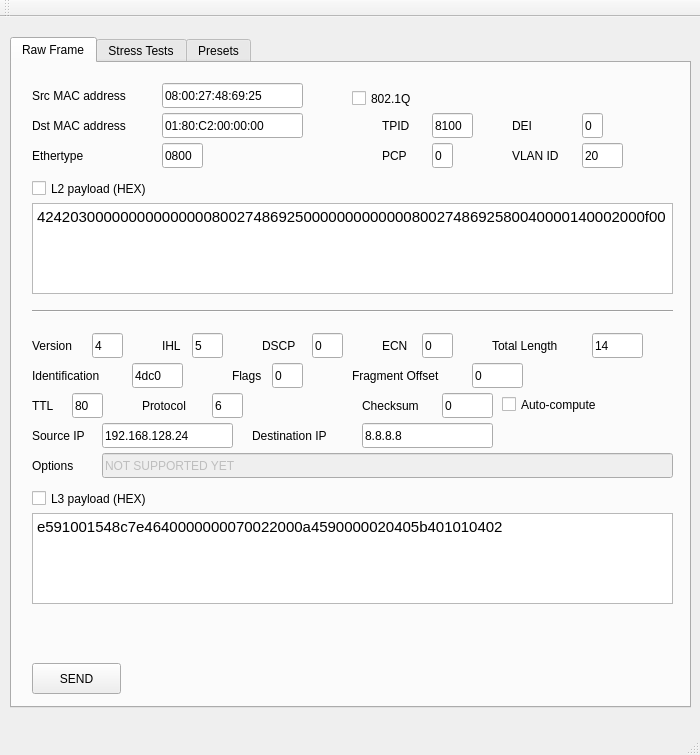
Old version of the form mainwindow.ui in the repository DPinato/Emulient.
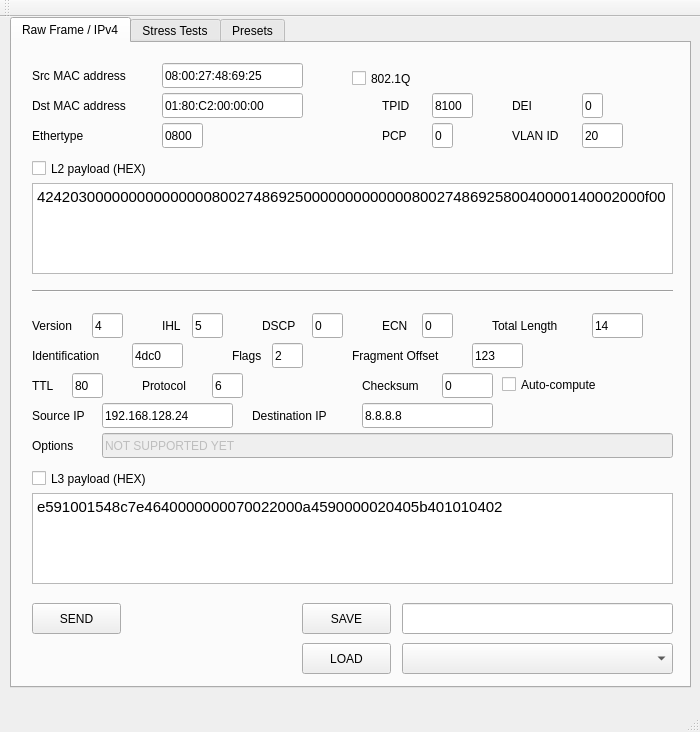
New version of the form.

Commit message: finish implementing frame history drop down menu in GUI

What changed in the file:
```diff
--- a/mainwindow.ui
+++ b/mainwindow.ui
@@ -7,7 +7,7 @@
     <x>0</x>
     <y>0</y>
     <width>700</width>
-    <height>755</height>
+    <height>732</height>
    </rect>
   </property>
   <property name="windowTitle">
@@ -18,7 +18,7 @@
     <property name="geometry">
      <rect>
       <x>10</x>
-      <y>20</y>
+      <y>0</y>
       <width>681</width>
       <height>671</height>
      </rect>
@@ -28,13 +28,13 @@
     </property>
     <widget class="QWidget" name="tab1">
      <attribute name="title">
-      <string>Raw Frame</string>
+      <string>Raw Frame / IPv4</string>
      </attribute>
      <widget class="QPushButton" name="sendButton">
       <property name="geometry">
        <rect>
         <x>20</x>
-        <y>600</y>
+        <y>560</y>
         <width>89</width>
         <height>31</height>
        </rect>
@@ -393,7 +393,7 @@
        </rect>
       </property>
       <property name="text">
-       <string>0</string>
+       <string>2</string>
       </property>
       <property name="maxLength">
        <number>1</number>
@@ -425,7 +425,7 @@
        </rect>
       </property>
       <property name="text">
-       <string>0</string>
+       <string>123</string>
       </property>
       <property name="maxLength">
        <number>4</number>
@@ -841,6 +841,58 @@
        <number>3</number>
       </property>
      </widget>
+     <widget class="QPushButton" name="saveButton">
+      <property name="geometry">
+       <rect>
+        <x>290</x>
+        <y>560</y>
+        <width>89</width>
+        <height>31</height>
+       </rect>
+      </property>
+      <property name="text">
+       <string>SAVE</string>
+      </property>
+     </widget>
+     <widget class="QLineEdit" name="saveEdit">
+      <property name="geometry">
+       <rect>
+        <x>390</x>
+        <y>560</y>
+        <width>271</width>
+        <height>31</height>
+       </rect>
+      </property>
+      <property name="text">
+       <string/>
+      </property>
+      <property name="maxLength">
+       <number>30</number>
+      </property>
+     </widget>
+     <widget class="QPushButton" name="loadButton">
+      <property name="geometry">
+       <rect>
+        <x>290</x>
+        <y>600</y>
+        <width>89</width>
+        <height>31</height>
+       </rect>
+      </property>
+      <property name="text">
+       <string>LOAD</string>
+      </property>
+     </widget>
+     <widget class="QComboBox" name="comboBox">
+      <property name="geometry">
+       <rect>
+        <x>390</x>
+        <y>600</y>
+        <width>271</width>
+        <height>31</height>
+       </rect>
+      </property>
+     </widget>
     </widget>
     <widget class="QWidget" name="tab2">
      <attribute name="title">
```
The commit also changes 4 other files.
